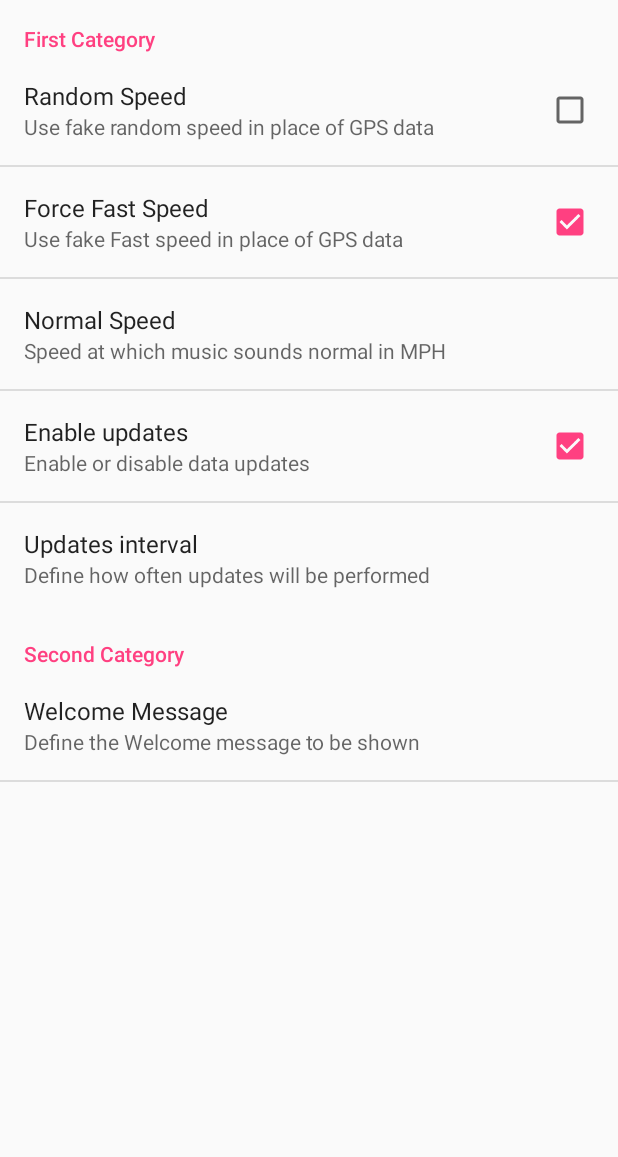
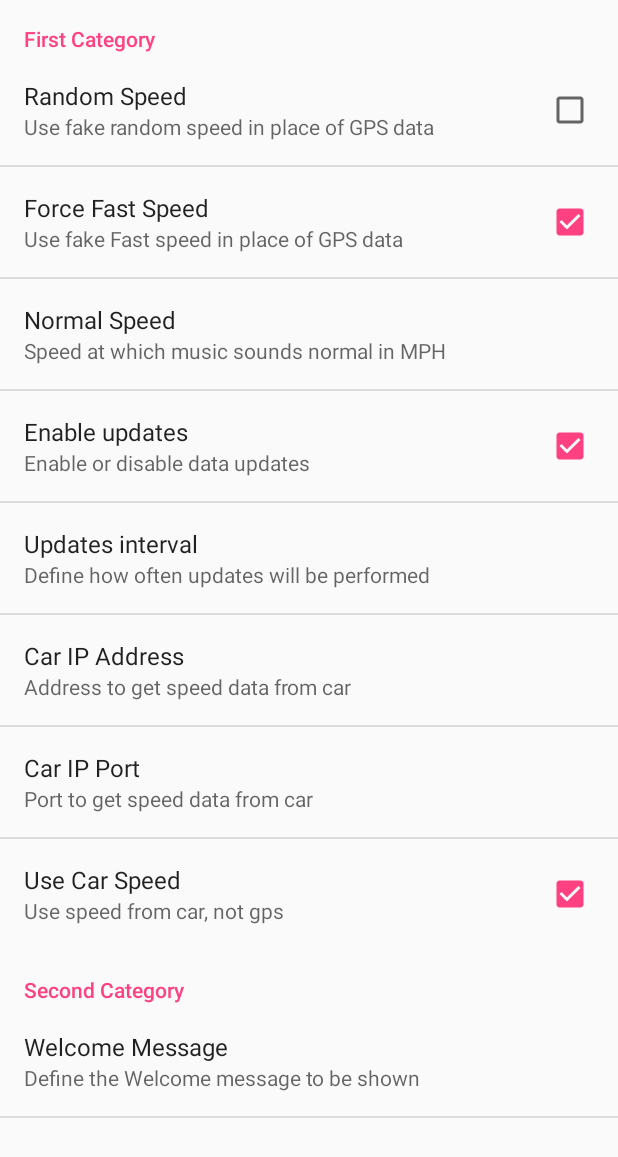
Before and after one commit to poleguy/ICT, an Android app: the screen it shows after launch (PrefsActivity), in the options menu, after a tap on "Settings", on a phone screen of 412 x 824 dp. Shown: the top 1157 px of the screen. Run offline under Robolectric (Android 15) with nearby library versions, the light colour scheme and no system bars.

Commit message:
Added round robin reading to three registers. Storing IP and Port in preferences

```diff
--- a/app/src/main/java/com/phantompowerracing/ict/Ict.java
+++ b/app/src/main/java/com/phantompowerracing/ict/Ict.java
@@ -64,7 +64,7 @@ public class Ict {
         for(SpeedCallback callback : callbacks) {
             Integer reg = parse(s);
             if (reg != null) {
-                int speed = bitSliceGet(reg,7,0);
+                int speed = bitSliceGet(reg,15,0);
                 callback.setSpeed(speed);
             }
         }
--- a/app/src/main/java/com/phantompowerracing/ict/IctActivity.java
+++ b/app/src/main/java/com/phantompowerracing/ict/IctActivity.java
@@ -128,7 +128,10 @@ public class IctActivity extends AppCompatActivity implements
         mAdapter = new ClientListAdapter(this, arrayList);
         //mList.setAdapter(mAdapter);
         // connect to the server
-        new ConnectTask().execute("");
+        SharedPreferences sharedPreferences = PreferenceManager.getDefaultSharedPreferences(this);
+        String ip_address = sharedPreferences.getString("car_ip_address", "192.168.1.74");
+        String ip_port = sharedPreferences.getString("car_ip_port", "23");
+        new ConnectTask().execute(ip_address, ip_port);
 
         startPollingCar();
         // acquire a wake lock:
@@ -199,7 +202,7 @@ public class IctActivity extends AppCompatActivity implements
         mAcquiringGpsMessage = getString(R.string.acquiring_gps);
 
 
-        SharedPreferences sharedPreferences = PreferenceManager.getDefaultSharedPreferences(this);
+        //SharedPreferences sharedPreferences = PreferenceManager.getDefaultSharedPreferences(this);
         //mSpeedLimit = sharedPreferences.getInt(PREFS_SPEED_LIMIT_KEY, SPEED_LIMIT_DEFAULT_MPH);
 
         mSpeed = 0;
@@ -479,7 +482,7 @@ public class IctActivity extends AppCompatActivity implements
         SharedPreferences sharedPreferences = PreferenceManager.getDefaultSharedPreferences(this);
         boolean useRandom = sharedPreferences.getBoolean("random_speed", false);
         boolean useFast = sharedPreferences.getBoolean("fast_speed", false);
-        boolean useCar = true;
+        boolean useCar = sharedPreferences.getBoolean("speed_from_car", false);
         //http://stackoverflow.com/questions/17844511/android-preferences-error-string-cannot-be-cast-to-int
         int normalSpeed = Integer.parseInt(sharedPreferences.getString("normal_speed", "20"));
         if (useRandom) {
@@ -676,13 +679,16 @@ public class IctActivity extends AppCompatActivity implements
         }
     }
 
+
     public class ConnectTask extends AsyncTask<String, String, TcpClient> {
 
         @Override
         protected TcpClient doInBackground(String... message) {
 
+            String ip_address = message[0];
+            int ip_port = Integer.parseInt(message[1]);
             //we create a TCPClient object and
-            mTcpClient = new TcpClient(new TcpClient.OnMessageReceived() {
+            mTcpClient = new TcpClient(ip_address,ip_port, new TcpClient.OnMessageReceived() {
                 @Override
                 //here the messageReceived method is implemented
                 public void messageReceived(String message) {
@@ -702,6 +708,7 @@ public class IctActivity extends AppCompatActivity implements
             //in the arrayList we add the messages received from server
             //arrayList.add(values[0]);
 
+            Log.d(TAG, "from tcp:" + values[0]);
             ict.handleMessage(values[0]);
             //parseSpeed(values[0]);
 
@@ -711,8 +718,17 @@ public class IctActivity extends AppCompatActivity implements
         }
     }
 
+    int pollCarState = 0;
     void pollCar() {
-        String message = "r 00000010";
+
+        // messages
+        String[] messages = {"r 00000080\r",
+                "r 00000081\r",
+                "r 00000082\r",};
+
+        String message = messages[pollCarState];
+        pollCarState = (pollCarState+1) % messages.length; // round robin
+
         //sends the message to the server
         if (mTcpClient != null) {
             mTcpClient.sendMessage(message);
--- a/app/src/main/java/com/phantompowerracing/ict/TcpClient.java
+++ b/app/src/main/java/com/phantompowerracing/ict/TcpClient.java
@@ -13,8 +13,10 @@ import java.net.Socket;
  */
 public class TcpClient {
 
-    public static final String SERVER_IP = "192.168.1.81"; //your computer IP address
-    public static final int SERVER_PORT = 9750;
+    //public static final String SERVER_IP = "192.168.1.81"; //target IP address
+    public String mServerIp = "192.168.1.74";
+    public int mServerPort = 23;
+    //public static final int SERVER_PORT = 23; //9750
     // message to send to the server
     private String mServerMessage;
     // sends message received notifications
@@ -29,7 +31,9 @@ public class TcpClient {
     /**
      * Constructor of the class. OnMessagedReceived listens for the messages received from server
      */
-    public TcpClient(OnMessageReceived listener) {
+    public TcpClient(String ip_address, int port, OnMessageReceived listener) {
+        mServerIp = ip_address;
+        mServerPort = port;
         mMessageListener = listener;
     }
 
@@ -72,12 +76,12 @@ public class TcpClient {
 
         try {
             //here you must put your computer's IP address.
-            InetAddress serverAddr = InetAddress.getByName(SERVER_IP);
+            InetAddress serverAddr = InetAddress.getByName(mServerIp);
 
-            Log.e("TCP Client", "C: Connecting...");
+            Log.e("TCP Client", String.format("C: Connecting... %s %d",mServerIp,mServerPort));
 
             //create a socket to make the connection with the server
-            Socket socket = new Socket(serverAddr, SERVER_PORT);
+            Socket socket = new Socket(serverAddr, mServerPort);
 
             try {
 
--- a/app/src/main/res/xml/preferences.xml
+++ b/app/src/main/res/xml/preferences.xml
@@ -42,7 +42,24 @@
             android:entryValues="@array/updateIntervalValues"
             android:dependency="perform_updates"
             />
-
+        <EditTextPreference
+            android:key="car_ip_address"
+            android:summary="Address to get speed data from car"
+            android:title="Car IP Address"
+            android:defaultValue="192.168.1.74"
+            />
+        <EditTextPreference
+            android:key="car_ip_port"
+            android:summary="Port to get speed data from car"
+            android:title="Car IP Port"
+            android:defaultValue="23"
+            />
+        <CheckBoxPreference
+            android:key="speed_from_car"
+            android:summary="Use speed from car, not gps"
+            android:title="Use Car Speed"
+            android:defaultValue="true"
+            />
     </PreferenceCategory>
 
     <PreferenceCategory
```
Also changed, not shown: app/src/main/java/com/phantompowerracing/ict/ClientActivity.java (deleted, +0 -150 lines).
